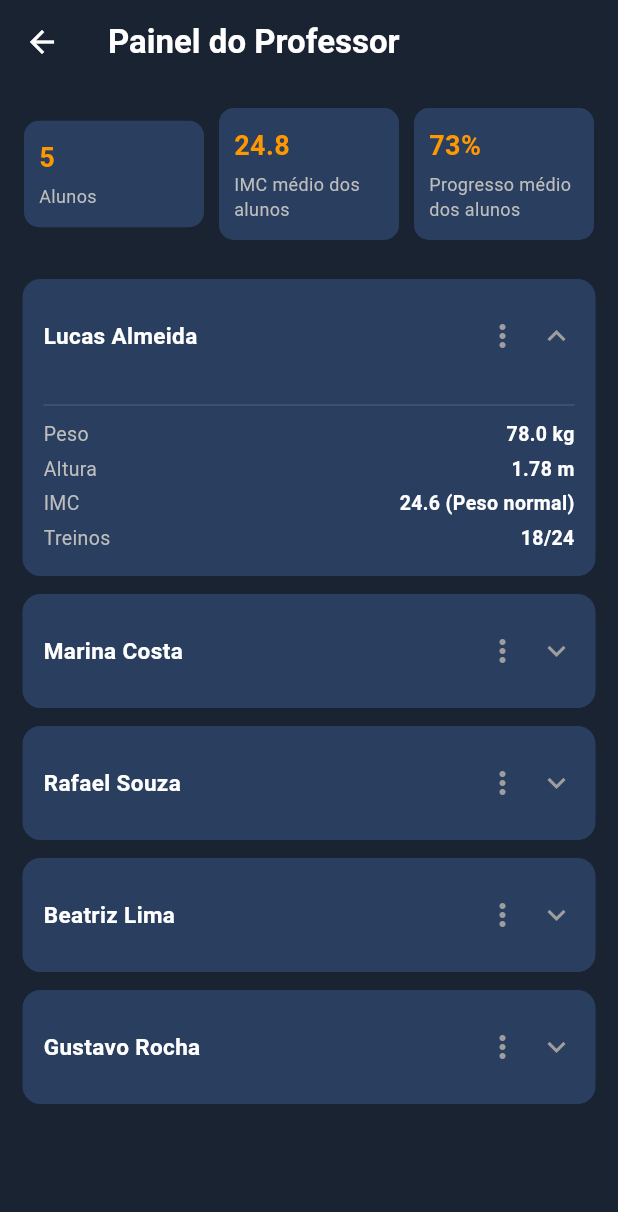
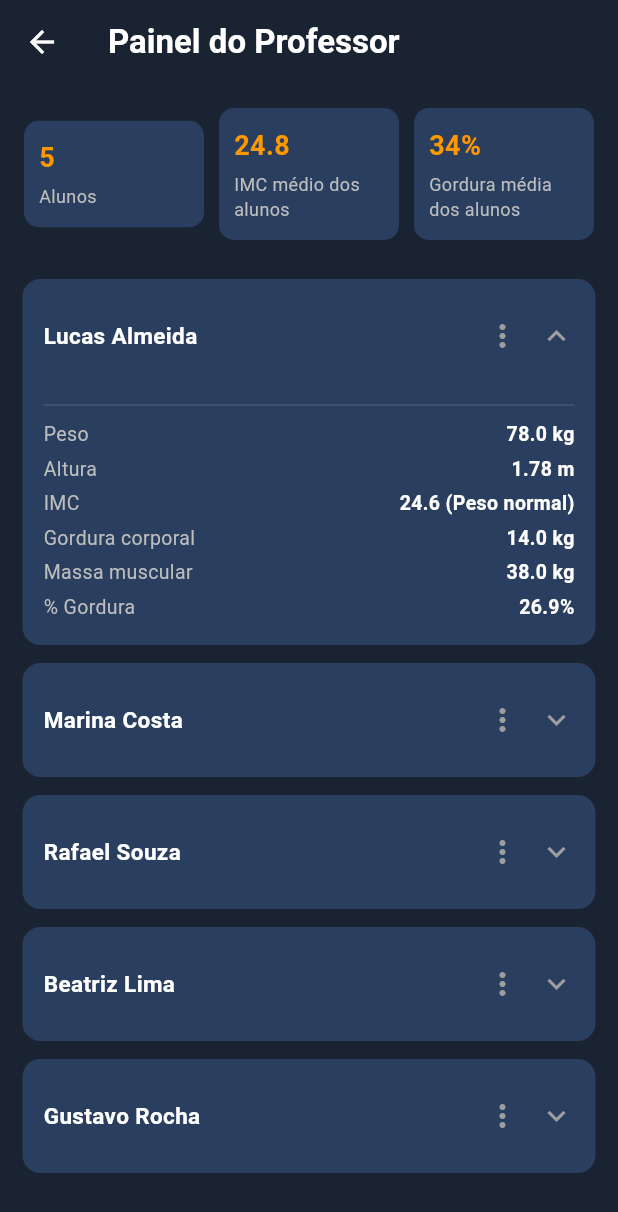
Before and after one commit to Mestre-V/IronMentorMobile, a Flutter app: the ProfessorPage screen opened directly, after a tap on "Lucas Almeida", on a phone screen of 412 x 824 dp. Shown: the top 1212 px of the screen. Run offline on Flutter 3.47's test engine with Material 3 defaults, Android fonts, the phone set to English and light mode, and no system bars.

Commit message:
Sexto commit
Foi-se retirado a quantidade de treinos restantes e o progresso, substituindo por um percentual de gordura baseado na quantidade de massa muscular e gordura dos alunos. Além disso foi-se adicionado algumas animações de transição de páginas em todas as páginas, anteriormente só havia na transição de professor.dart para alunosdados.dart

```diff
--- a/lib/alunosdados.dart
+++ b/lib/alunosdados.dart
@@ -6,12 +6,6 @@ class AlunosDadosPage extends StatelessWidget {
 
   const AlunosDadosPage({super.key, required this.aluno});
 
-  // processamento: quantos treinos ainda faltam pro aluno
-  int get treinosRestantes => aluno.treinosTotal - aluno.treinosCompletos;
-
-  // processamento: percentual concluído formatado
-  String get percentualConcluido => '${(aluno.progresso * 100).toStringAsFixed(0)}%';
-
   @override
   Widget build(BuildContext context) {
     // lista de informações que vão virar os cards da tela
@@ -19,9 +13,9 @@ class AlunosDadosPage extends StatelessWidget {
       _ItemDetalhe('Peso', '${aluno.peso.toStringAsFixed(1)} kg'),
       _ItemDetalhe('Altura', '${aluno.altura.toStringAsFixed(2)} m'),
       _ItemDetalhe('IMC', '${aluno.imc.toStringAsFixed(1)} (${aluno.imcClassificacao})'),
-      _ItemDetalhe('Treinos concluídos', '${aluno.treinosCompletos}/${aluno.treinosTotal}'),
-      _ItemDetalhe('Treinos restantes', '$treinosRestantes'),
-      _ItemDetalhe('Progresso', percentualConcluido),
+      _ItemDetalhe('Gordura corporal', '${aluno.gorduraKg.toStringAsFixed(1)} kg'),
+      _ItemDetalhe('Massa muscular', '${aluno.massaMuscularKg.toStringAsFixed(1)} kg'),
+      _ItemDetalhe('% Gordura', '${aluno.percentualGordura.toStringAsFixed(1)}%'),
     ];
 
     return Scaffold(
@@ -82,7 +76,6 @@ class AlunosDadosPage extends StatelessWidget {
   }
 }
 
-// classe simples só pra guardar cada linha de informação
 class _ItemDetalhe {
   final String titulo;
   final String valor;
--- a/lib/main.dart
+++ b/lib/main.dart
@@ -30,6 +30,26 @@ class _LoginPageState extends State<LoginPage> {
   final TextEditingController _emailController = TextEditingController();
   final TextEditingController _passwordController = TextEditingController();
   String _userType = 'Professor';
+
+  // transição de fade e zoom leve pra trocar de página
+  void _navegarComFade(Widget pagina) {
+    Navigator.push(
+      context,
+      PageRouteBuilder(
+        transitionDuration: const Duration(milliseconds: 350),
+        pageBuilder: (context, animation, secondaryAnimation) => pagina,
+        transitionsBuilder: (context, animation, secondaryAnimation, child) {
+          final escala = Tween<double>(begin: 0.92, end: 1).animate(
+            CurvedAnimation(parent: animation, curve: Curves.easeOutCubic),
+          );
+          return FadeTransition(
+            opacity: animation,
+            child: ScaleTransition(scale: escala, child: child),
+          );
+        },
+      ),
+    );
+  }
 
   @override
   Widget build(BuildContext context) {
@@ -124,9 +144,9 @@ class _LoginPageState extends State<LoginPage> {
                   child: InkWell(
                     onTap: () {
                         if (_userType == 'Professor') {
-                          Navigator.push(context, MaterialPageRoute(builder: (context) => const ProfessorPage()));
+                          _navegarComFade(const ProfessorPage());
                         } else {
-                          Navigator.push(context, MaterialPageRoute(builder: (context) => TreinosPage(userType: _userType)));
+                          _navegarComFade(TreinosPage(userType: _userType));
                         }
                       },
                     child:  Padding(
--- a/lib/professor.dart
+++ b/lib/professor.dart
@@ -5,23 +5,25 @@ class AlunoModel {
   final String nome;
   final double peso;
   final double altura;
-  final int treinosCompletos;
-  final int treinosTotal;
+  final double gorduraKg;
+  final double massaMuscularKg;
 
   AlunoModel({
     required this.nome,
     required this.peso,
     required this.altura,
-    required this.treinosCompletos,
-    required this.treinosTotal,
+    required this.gorduraKg,
+    required this.massaMuscularKg,
   });
 
   // processamento: calcula o IMC do aluno
   double get imc => peso / (altura * altura);
 
-  // processamento: progresso do aluno de 0.0 a 1.0
-  double get progresso =>
-      treinosTotal == 0 ? 0 : treinosCompletos / treinosTotal;
+  // processamento: percentual de gordura do aluno, baseado na gordura (kg) e na massa muscular (kg)
+  double get percentualGordura {
+    final total = gorduraKg + massaMuscularKg;
+    return total == 0 ? 0 : (gorduraKg / total) * 100;
+  }
 
   // processamento: classificação textual do IMC
   String get imcClassificacao {
@@ -42,11 +44,11 @@ class ProfessorPage extends StatefulWidget {
 class _ProfessorPageState extends State<ProfessorPage> {
   // lista de alunos
   final List<AlunoModel> alunos = [
-    AlunoModel(nome: 'Lucas Almeida', peso: 78, altura: 1.78, treinosCompletos: 18, treinosTotal: 24),
-    AlunoModel(nome: 'Marina Costa', peso: 62, altura: 1.65, treinosCompletos: 22, treinosTotal: 24),
-    AlunoModel(nome: 'Rafael Souza', peso: 91, altura: 1.82, treinosCompletos: 10, treinosTotal: 24),
-    AlunoModel(nome: 'Beatriz Lima', peso: 55, altura: 1.60, treinosCompletos: 24, treinosTotal: 24),
-    AlunoModel(nome: 'Gustavo Rocha', peso: 84, altura: 1.75, treinosCompletos: 14, treinosTotal: 24),
+    AlunoModel(nome: 'Lucas Almeida', peso: 78, altura: 1.78, gorduraKg: 14, massaMuscularKg: 38),
+    AlunoModel(nome: 'Marina Costa', peso: 62, altura: 1.65, gorduraKg: 16, massaMuscularKg: 24),
+    AlunoModel(nome: 'Rafael Souza', peso: 91, altura: 1.82, gorduraKg: 22, massaMuscularKg: 40),
+    AlunoModel(nome: 'Beatriz Lima', peso: 55, altura: 1.60, gorduraKg: 12, massaMuscularKg: 22),
+    AlunoModel(nome: 'Gustavo Rocha', peso: 84, altura: 1.75, gorduraKg: 18, massaMuscularKg: 36),
   ];
 
   // processamento: IMC médio dos alunos
@@ -56,10 +58,10 @@ class _ProfessorPageState extends State<ProfessorPage> {
     return soma / alunos.length;
   }
 
-  // processamento: progresso médio dos alunos
-  double get progressoMedioAlunos {
+  // processamento: percentual de gordura médio dos alunos
+  double get gorduraMediaAlunos {
     if (alunos.isEmpty) return 0;
-    final soma = alunos.fold<double>(0, (prev, a) => prev + a.progresso);
+    final soma = alunos.fold<double>(0, (prev, a) => prev + a.percentualGordura);
     return soma / alunos.length;
   }
 
@@ -99,8 +101,8 @@ class _ProfessorPageState extends State<ProfessorPage> {
                 const SizedBox(width: 10),
                 Expanded(
                   child: EstatisticaBox(
-                    titulo: 'Progresso médio dos alunos',
-                    valor: '${(progressoMedioAlunos * 100).toStringAsFixed(0)}%',
+                    titulo: 'Gordura média dos alunos',
+                    valor: '${gorduraMediaAlunos.toStringAsFixed(0)}%',
                   ),
                 ),
               ],
@@ -239,7 +241,9 @@ class _AlunoCardState extends State<AlunoCard> {
                         _linhaDetalhe('Peso', '${aluno.peso.toStringAsFixed(1)} kg'),
                         _linhaDetalhe('Altura', '${aluno.altura.toStringAsFixed(2)} m'),
                         _linhaDetalhe('IMC', '${aluno.imc.toStringAsFixed(1)} (${aluno.imcClassificacao})'),
-                        _linhaDetalhe('Treinos', '${aluno.treinosCompletos}/${aluno.treinosTotal}'),
+                        _linhaDetalhe('Gordura corporal', '${aluno.gorduraKg.toStringAsFixed(1)} kg'),
+                        _linhaDetalhe('Massa muscular', '${aluno.massaMuscularKg.toStringAsFixed(1)} kg'),
+                        _linhaDetalhe('% Gordura', '${aluno.percentualGordura.toStringAsFixed(1)}%'),
                       ],
                     ),
                   )
```
